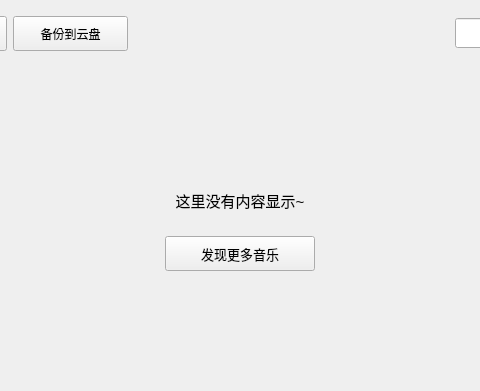
Above: KuGouStart/MyCollection/SingleSong/SingleSong.ui from a-mo-xi-wei/Qt-KuGouAppClient before the change; both pictures show x 173 to 653 and y 0 to 391 of the 825 by 391 pixel window. Below: the same form after it.
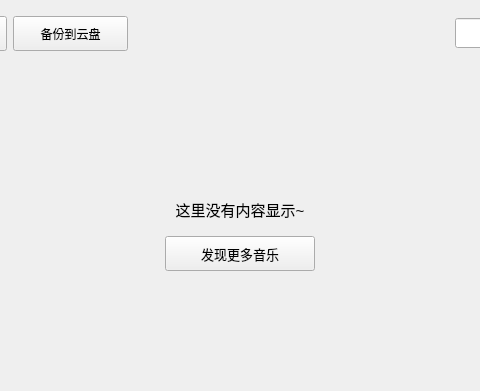
That is the form after the change. Custom widgets are drawn as their Qt base class.

The edit to the form file:
```diff
--- a/KuGouStart/MyCollection/SingleSong/SingleSong.ui
+++ b/KuGouStart/MyCollection/SingleSong/SingleSong.ui
@@ -344,6 +344,9 @@
       </item>
       <item>
        <layout class="QGridLayout" name="gridLayout">
+        <property name="verticalSpacing">
+         <number>15</number>
+        </property>
         <item row="0" column="0">
          <spacer name="horizontalSpacer_8">
           <property name="orientation">
@@ -371,7 +374,7 @@
            <bool>false</bool>
           </property>
           <property name="alignment">
-           <set>Qt::AlignCenter</set>
+           <set>Qt::AlignBottom|Qt::AlignHCenter</set>
           </property>
          </widget>
         </item>
```
